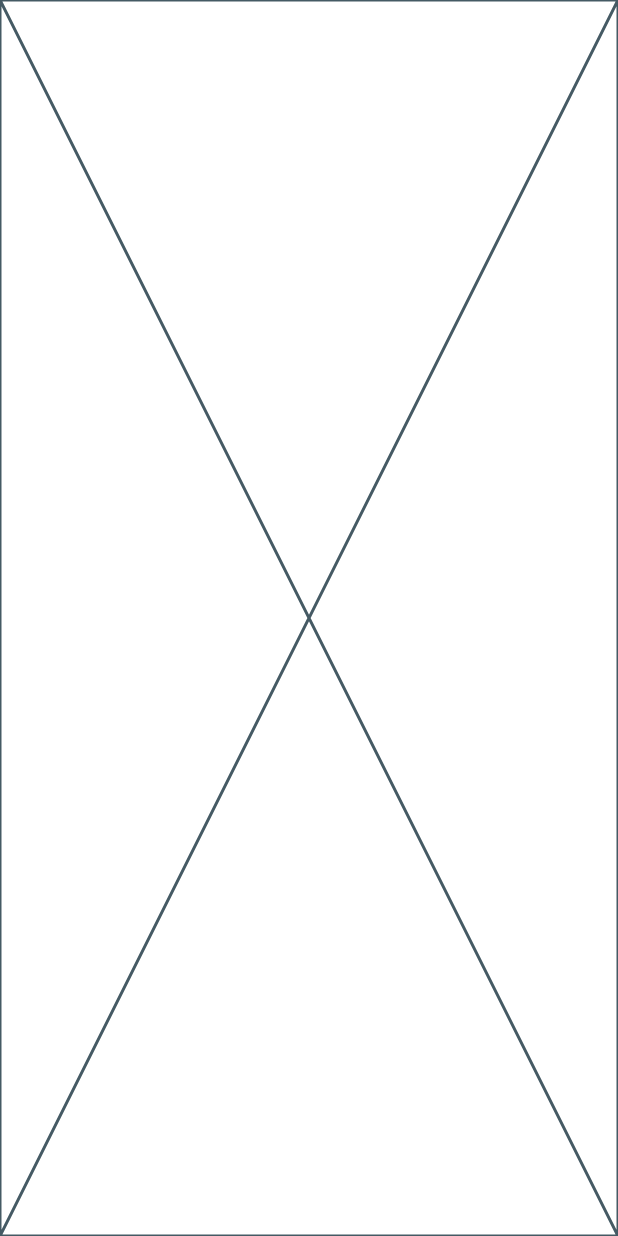
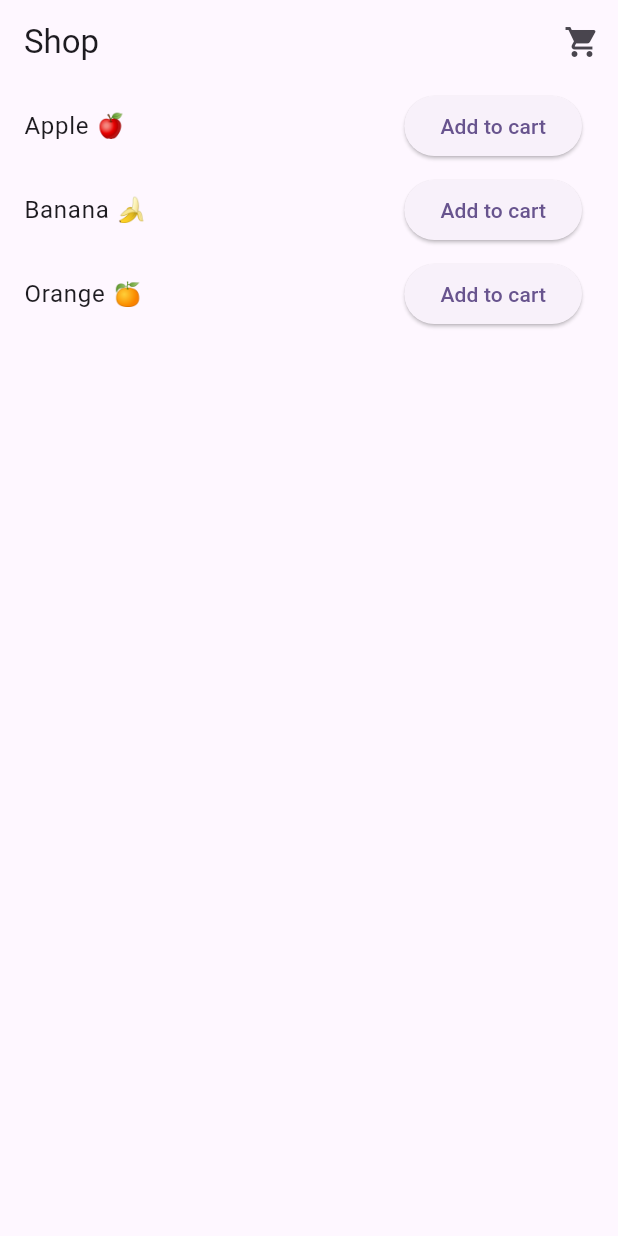
Before and after one commit to meas-ravy/flutter-state-management, a Flutter app: the screen it shows after launch, on a phone screen of 412 x 824 dp. Run offline on Flutter 3.47's test engine with Material 3 defaults, Android fonts, the phone set to English and light mode, and no system bars.

Commit message:
feat(shop_cart): implement shop_cart for understand with multi-screen

```diff
--- a/lib/main.dart
+++ b/lib/main.dart
@@ -1,8 +1,10 @@
 import 'package:flutter/material.dart';
-import 'package:flutter_journey/provider/rider_delivery/home_page.dart';
+import 'package:flutter_journey/provider/shop_cart/cart_provider.dart';
+import 'package:flutter_journey/provider/shop_cart/cart_screen.dart';
+import 'package:provider/provider.dart';
 
 void main() {
-  runApp(const MyApp());
+  runApp(ChangeNotifierProvider(create: (_) => CartProvider(), child: MyApp()));
 }
 
 class MyApp extends StatelessWidget {
@@ -13,7 +15,7 @@ class MyApp extends StatelessWidget {
     return MaterialApp(
       title: 'Flutter Demo',
       theme: ThemeData(colorScheme: .fromSeed(seedColor: Colors.deepPurple)),
-      home: const HomePage(),
+      home: const CartScreen(),
     );
   }
 }
--- /dev/null
+++ b/lib/provider/shop_cart/cart_list_screen.dart
@@ -0,0 +1,57 @@
+import 'package:flutter/material.dart';
+import 'package:flutter_journey/provider/shop_cart/cart_provider.dart';
+import 'package:provider/provider.dart';
+
+class CartListScreen extends StatelessWidget {
+  const CartListScreen({super.key});
+
+  @override
+  Widget build(BuildContext context) {
+    final cart = context.watch<CartProvider>();
+    return Scaffold(
+      appBar: AppBar(title: Text("My Cart")),
+
+      body: cart.items.isEmpty
+          ? Center(child: Text('Cart is Empty'))
+          : Column(
+              children: [
+                Expanded(
+                  child: ListView.builder(
+                    itemCount: cart.items.length,
+                    itemBuilder: (context, index) => ListTile(
+                      title: Text(cart.items[index]),
+                      trailing: IconButton(
+                        onPressed: () => context
+                            .read<CartProvider>()
+                            .removeItem(cart.items[index]),
+                        icon: Icon(Icons.delete, color: Colors.red),
+                      ),
+                    ),
+                  ),
+                ),
+
+                Container(
+                  padding: EdgeInsets.all(16),
+                  child: Column(
+                    children: [
+                      Text(
+                        'Total Item: ${cart.totalCart}',
+                        style: TextStyle(
+                          fontSize: 18,
+                          fontWeight: FontWeight.bold,
+                        ),
+                      ),
+                      SizedBox(height: 12),
+                      ElevatedButton(
+                        onPressed: () =>
+                            context.read<CartProvider>().clearCart(),
+                        child: Text("Clear Cart"),
+                      ),
+                    ],
+                  ),
+                ),
+              ],
+            ),
+    );
+  }
+}
--- /dev/null
+++ b/lib/provider/shop_cart/cart_provider.dart
@@ -0,0 +1,22 @@
+import 'package:flutter/foundation.dart';
+
+class CartProvider extends ChangeNotifier {
+  List<String> items = [];
+
+  int get totalCart => items.length;
+
+  void addItem(String item) {
+    items.add(item);
+    notifyListeners();
+  }
+
+  void removeItem(String item) {
+    items.remove(item);
+    notifyListeners();
+  }
+
+  void clearCart() {
+    items.clear();
+    notifyListeners();
+  }
+}
--- /dev/null
+++ b/lib/provider/shop_cart/cart_screen.dart
@@ -0,0 +1,64 @@
+import 'package:flutter/material.dart';
+import 'package:flutter_journey/provider/shop_cart/cart_list_screen.dart';
+import 'package:flutter_journey/provider/shop_cart/cart_provider.dart';
+import 'package:provider/provider.dart';
+
+class CartScreen extends StatelessWidget {
+  const CartScreen({super.key});
+
+  @override
+  Widget build(BuildContext context) {
+    final List<String> products = ['Apple 🍎', 'Banana 🍌', 'Orange 🍊'];
+    return Scaffold(
+      appBar: AppBar(
+        title: Text('Shop'),
+        actions: [
+          Stack(
+            children: [
+              IconButton(
+                icon: Icon(Icons.shopping_cart),
+                onPressed: () {
+                  Navigator.push(
+                    context,
+                    MaterialPageRoute(builder: (_) => CartListScreen()),
+                  );
+                },
+              ),
+
+              Positioned(
+                right: 4,
+                top: 4,
+                child: Consumer<CartProvider>(
+                  builder: (context, cart, _) {
+                    if (cart.totalCart == 0) return SizedBox();
+                    return CircleAvatar(
+                      radius: 9,
+                      backgroundColor: Colors.red,
+                      child: Text(
+                        '${cart.totalCart}',
+                        style: TextStyle(fontSize: 10, color: Colors.white),
+                      ),
+                    );
+                  },
+                ),
+              ),
+            ],
+          ),
+        ],
+      ),
+      body: ListView.builder(
+        itemCount: products.length,
+        itemBuilder: (context, index) {
+          return ListTile(
+            title: Text(products[index]),
+            trailing: ElevatedButton(
+              onPressed: () =>
+                  context.read<CartProvider>().addItem(products[index]),
+              child: Text('Add to cart'),
+            ),
+          );
+        },
+      ),
+    );
+  }
+}
--- a/pubspec.yaml
+++ b/pubspec.yaml
@@ -10,6 +10,7 @@ dependencies:
   flutter:
     sdk: flutter
   cupertino_icons: ^1.0.8
+  provider: ^6.1.5+1
 
 dev_dependencies:
   flutter_test:
```
Also changed, not shown: lib/provider/counter_app.dart (added, +19 -0 lines), lib/provider/rider_delivery/home_page.dart (+32 -1 lines), pubspec.lock.
